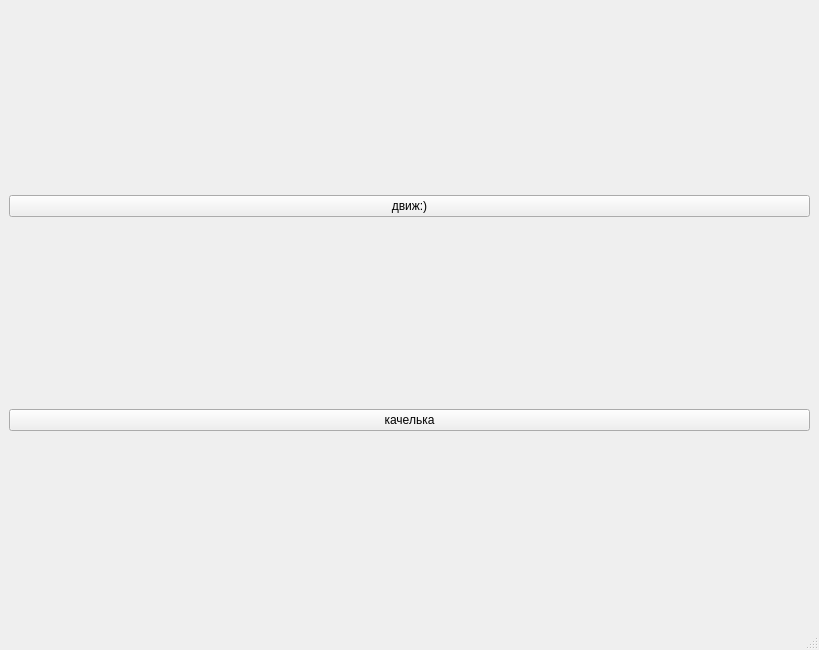
NastyaAR/cg-course-work, file sphere-mov-viz/mainwindow.ui: the form before one commit.
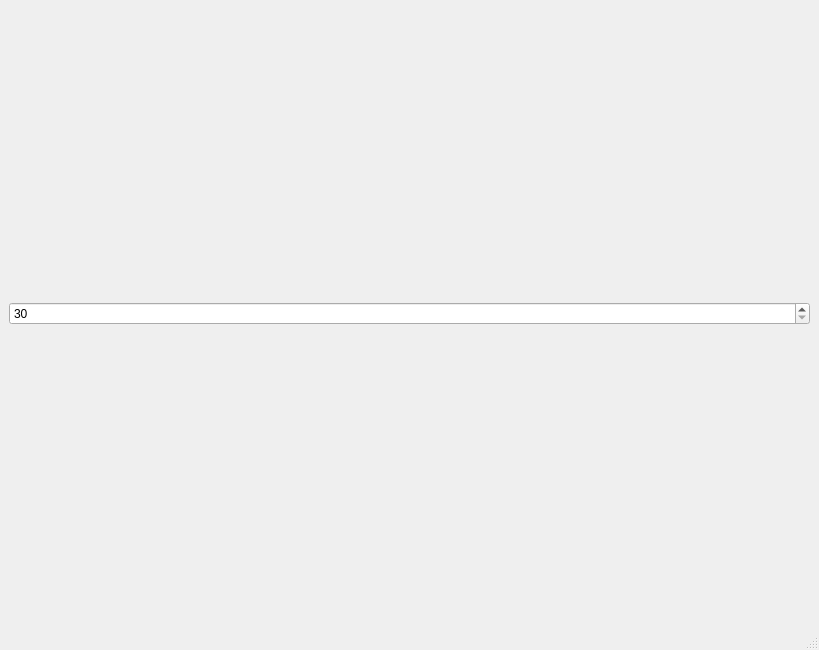
The form after the commit.

The edit to the form file:
```diff
--- a/sphere-mov-viz/mainwindow.ui
+++ b/sphere-mov-viz/mainwindow.ui
@@ -14,22 +14,21 @@
    <string>Визуализация движения шарика на качелях</string>
   </property>
   <widget class="QWidget" name="centralwidget">
-   <layout class="QVBoxLayout" name="verticalLayout">
-    <item>
-     <widget class="QPushButton" name="pushButton">
-      <property name="text">
-       <string>движ:)</string>
+   <layout class="QGridLayout" name="gridLayout_2">
+    <item row="0" column="0">
+     <widget class="QSpinBox" name="spinBox">
+      <property name="minimum">
+       <number>30</number>
       </property>
-     </widget>
-    </item>
-    <item>
-     <widget class="QPushButton" name="pushButton_2">
-      <property name="text">
-       <string>качелька</string>
+      <property name="maximum">
+       <number>250</number>
       </property>
+      <property name="singleStep">
+       <number>10</number>
+      </property>
      </widget>
     </item>
-    <item>
+    <item row="1" column="0">
      <layout class="QGridLayout" name="gridLayout"/>
     </item>
    </layout>
```
